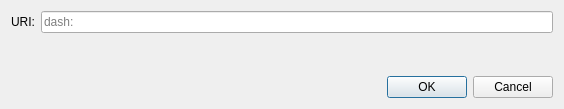
Old version of the form src/qt/forms/openuridialog.ui in the repository VindexProject/ogva-core.
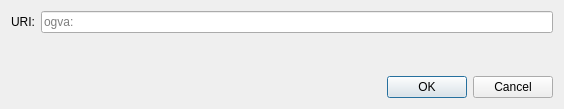
New version of the form. Custom widgets are drawn as their Qt base class.

```diff
--- a/src/qt/forms/openuridialog.ui
+++ b/src/qt/forms/openuridialog.ui
@@ -26,7 +26,7 @@
      <item>
       <widget class="QValidatedLineEdit" name="uriEdit">
        <property name="placeholderText">
-        <string notr="true">dash:</string>
+        <string notr="true">ogva:</string>
        </property>
       </widget>
      </item>
```
